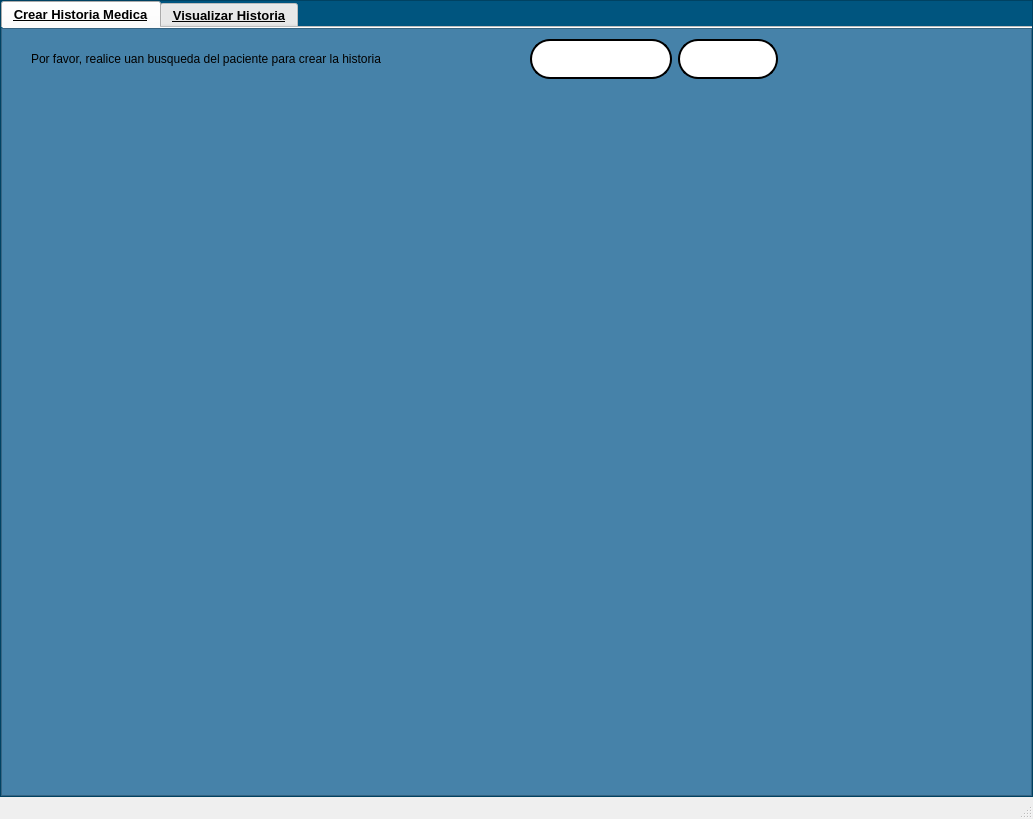
Before: the Qt Designer form interfaces/salida.ui in Reinaldito04/App-Consultas-y-Historias-Medicas, drawn with Qt 5.
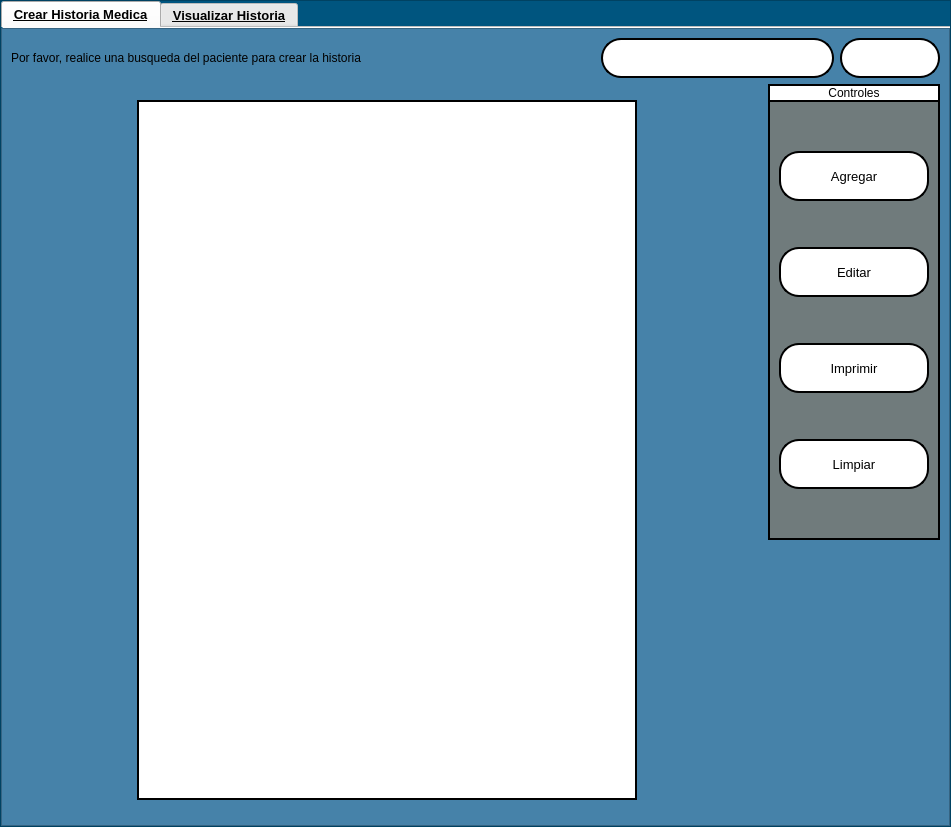
After: the same form once the commit is applied. Icons and pictures are not drawn.

```diff
--- a/interfaces/salida.ui
+++ b/interfaces/salida.ui
@@ -6,8 +6,8 @@
    <rect>
     <x>0</x>
     <y>0</y>
-    <width>1033</width>
-    <height>819</height>
+    <width>951</width>
+    <height>827</height>
    </rect>
   </property>
   <property name="windowTitle">
@@ -178,80 +178,462 @@
              <property name="frameShadow">
               <enum>QFrame::Raised</enum>
              </property>
-             <widget class="QWidget" name="">
-              <property name="geometry">
-               <rect>
-                <x>30</x>
-                <y>10</y>
-                <width>747</width>
-                <height>42</height>
-               </rect>
-              </property>
-              <layout class="QHBoxLayout" name="horizontalLayout">
-               <item>
-                <widget class="QLabel" name="label">
-                 <property name="text">
-                  <string>Por favor, realice uan busqueda del paciente para crear la historia</string>
-                 </property>
-                </widget>
-               </item>
-               <item>
-                <spacer name="horizontalSpacer">
-                 <property name="orientation">
-                  <enum>Qt::Horizontal</enum>
-                 </property>
-                 <property name="sizeHint" stdset="0">
-                  <size>
-                   <width>40</width>
-                   <height>20</height>
-                  </size>
-                 </property>
-                </spacer>
-               </item>
-               <item>
-                <widget class="QLineEdit" name="in_busqueda">
-                 <property name="minimumSize">
-                  <size>
-                   <width>0</width>
-                   <height>40</height>
-                  </size>
-                 </property>
-                </widget>
-               </item>
-               <item>
-                <widget class="QPushButton" name="btn_buscar">
-                 <property name="minimumSize">
-                  <size>
-                   <width>100</width>
-                   <height>40</height>
-                  </size>
-                 </property>
-                 <property name="maximumSize">
-                  <size>
-                   <width>180</width>
-                   <height>16777215</height>
-                  </size>
-                 </property>
-                 <property name="styleSheet">
-                  <string notr="true"/>
-                 </property>
-                 <property name="text">
-                  <string/>
-                 </property>
-                 <property name="icon">
-                  <iconset>
-                   <normaloff>ELEMENTOS GRAFICOS/buscar.png</normaloff>ELEMENTOS GRAFICOS/buscar.png</iconset>
-                 </property>
-                 <property name="iconSize">
-                  <size>
-                   <width>30</width>
-                   <height>30</height>
-                  </size>
-                 </property>
-                </widget>
-               </item>
-              </layout>
-             </widget>
+             <layout class="QVBoxLayout" name="verticalLayout_7">
+              <item>
+               <layout class="QHBoxLayout" name="horizontalLayout">
+                <item>
+                 <widget class="QLabel" name="label">
+                  <property name="text">
+                   <string>Por favor, realice una busqueda del paciente para crear la historia</string>
+                  </property>
+                 </widget>
+                </item>
+                <item>
+                 <spacer name="horizontalSpacer">
+                  <property name="orientation">
+                   <enum>Qt::Horizontal</enum>
+                  </property>
+                  <property name="sizeHint" stdset="0">
+                   <size>
+                    <width>40</width>
+                    <height>20</height>
+                   </size>
+                  </property>
+                 </spacer>
+                </item>
+                <item>
+                 <widget class="QLineEdit" name="in_busqueda">
+                  <property name="minimumSize">
+                   <size>
+                    <width>0</width>
+                    <height>40</height>
+                   </size>
+                  </property>
+                 </widget>
+                </item>
+                <item>
+                 <widget class="QPushButton" name="btn_buscar">
+                  <property name="minimumSize">
+                   <size>
+                    <width>100</width>
+                    <height>40</height>
+                   </size>
+                  </property>
+                  <property name="maximumSize">
+                   <size>
+                    <width>180</width>
+                    <height>16777215</height>
+                   </size>
+                  </property>
+                  <property name="styleSheet">
+                   <string notr="true"/>
+                  </property>
+                  <property name="text">
+                   <string/>
+                  </property>
+                  <property name="icon">
+                   <iconset>
+                    <normaloff>ELEMENTOS GRAFICOS/buscar.png</normaloff>ELEMENTOS GRAFICOS/buscar.png</iconset>
+                  </property>
+                  <property name="iconSize">
+                   <size>
+                    <width>30</width>
+                    <height>30</height>
+                   </size>
+                  </property>
+                 </widget>
+                </item>
+               </layout>
+              </item>
+              <item>
+               <layout class="QHBoxLayout" name="horizontalLayout_3">
+                <item>
+                 <spacer name="horizontalSpacer_4">
+                  <property name="orientation">
+                   <enum>Qt::Horizontal</enum>
+                  </property>
+                  <property name="sizeHint" stdset="0">
+                   <size>
+                    <width>40</width>
+                    <height>20</height>
+                   </size>
+                  </property>
+                 </spacer>
+                </item>
+                <item>
+                 <widget class="QStackedWidget" name="stackedWidget">
+                  <property name="minimumSize">
+                   <size>
+                    <width>500</width>
+                    <height>700</height>
+                   </size>
+                  </property>
+                  <property name="maximumSize">
+                   <size>
+                    <width>500</width>
+                    <height>700</height>
+                   </size>
+                  </property>
+                  <property name="frameShape">
+                   <enum>QFrame::WinPanel</enum>
+                  </property>
+                  <property name="currentIndex">
+                   <number>0</number>
+                  </property>
+                  <widget class="QWidget" name="page">
+                   <layout class="QVBoxLayout" name="verticalLayout">
+                    <property name="spacing">
+                     <number>0</number>
+                    </property>
+                    <property name="leftMargin">
+                     <number>0</number>
+                    </property>
+                    <property name="topMargin">
+                     <number>0</number>
+                    </property>
+                    <property name="rightMargin">
+                     <number>0</number>
+                    </property>
+                    <property name="bottomMargin">
+                     <number>0</number>
+                    </property>
+                    <item>
+                     <widget class="QLabel" name="label_3">
+                      <property name="styleSheet">
+                       <string notr="true">QLabel{
+background-color:white;
+}</string>
+                      </property>
+                      <property name="lineWidth">
+                       <number>0</number>
+                      </property>
+                      <property name="text">
+                       <string/>
+                      </property>
+                     </widget>
+                    </item>
+                   </layout>
+                  </widget>
+                  <widget class="QWidget" name="page_2">
+                   <layout class="QVBoxLayout" name="verticalLayout_4">
+                    <property name="spacing">
+                     <number>0</number>
+                    </property>
+                    <property name="leftMargin">
+                     <number>0</number>
+                    </property>
+                    <property name="topMargin">
+                     <number>0</number>
+                    </property>
+                    <property name="rightMargin">
+                     <number>0</number>
+                    </property>
+                    <property name="bottomMargin">
+                     <number>0</number>
+                    </property>
+                    <item>
+                     <widget class="QLabel" name="label_4">
+                      <property name="styleSheet">
+                       <string notr="true">QLabel{
+background-color:white;
+}</string>
+                      </property>
+                      <property name="lineWidth">
+                       <number>0</number>
+                      </property>
+                      <property name="text">
+                       <string/>
+                      </property>
+                     </widget>
+                    </item>
+                   </layout>
+                  </widget>
+                 </widget>
+                </item>
+                <item>
+                 <spacer name="horizontalSpacer_3">
+                  <property name="orientation">
+                   <enum>Qt::Horizontal</enum>
+                  </property>
+                  <property name="sizeHint" stdset="0">
+                   <size>
+                    <width>40</width>
+                    <height>20</height>
+                   </size>
+                  </property>
+                 </spacer>
+                </item>
+                <item>
+                 <layout class="QVBoxLayout" name="verticalLayout_6">
+                  <item>
+                   <layout class="QVBoxLayout" name="verticalLayout_5">
+                    <property name="spacing">
+                     <number>0</number>
+                    </property>
+                    <item>
+                     <widget class="QLabel" name="label_5">
+                      <property name="styleSheet">
+                       <string notr="true">QLabel{
+background-color:white;
+border-right:2px solid rgb(0,0,0);
+border-left:2px solid rgb(0,0,0);
+border-top:2px solid rgb(0,0,0);
+}</string>
+                      </property>
+                      <property name="text">
+                       <string>Controles</string>
+                      </property>
+                      <property name="alignment">
+                       <set>Qt::AlignCenter</set>
+                      </property>
+                     </widget>
+                    </item>
+                    <item>
+                     <widget class="QFrame" name="frame_4">
+                      <property name="styleSheet">
+                       <string notr="true">QFrame{
+background-color:#707B7C;
+border-right:2px solid rgb(0,0,0);
+border-left:2px solid rgb(0,0,0);
+border-bottom:2px solid rgb(0,0,0);
+border-top:2px solid rgb(0,0,0);
+}</string>
+                      </property>
+                      <property name="frameShape">
+                       <enum>QFrame::StyledPanel</enum>
+                      </property>
+                      <property name="frameShadow">
+                       <enum>QFrame::Raised</enum>
+                      </property>
+                      <layout class="QVBoxLayout" name="verticalLayout_9">
+                       <item>
+                        <layout class="QVBoxLayout" name="verticalLayout_8">
+                         <item>
+                          <spacer name="verticalSpacer_12">
+                           <property name="orientation">
+                            <enum>Qt::Vertical</enum>
+                           </property>
+                           <property name="sizeHint" stdset="0">
+                            <size>
+                             <width>20</width>
+                             <height>40</height>
+                            </size>
+                           </property>
+                          </spacer>
+                         </item>
+                         <item>
+                          <widget class="QPushButton" name="btn_agg">
+                           <property name="minimumSize">
+                            <size>
+                             <width>150</width>
+                             <height>50</height>
+                            </size>
+                           </property>
+                           <property name="maximumSize">
+                            <size>
+                             <width>150</width>
+                             <height>50</height>
+                            </size>
+                           </property>
+                           <property name="font">
+                            <font>
+                             <pointsize>10</pointsize>
+                            </font>
+                           </property>
+                           <property name="text">
+                            <string>Agregar</string>
+                           </property>
+                           <property name="icon">
+                            <iconset>
+                             <normaloff>ELEMENTOS GRAFICOS/save.png</normaloff>ELEMENTOS GRAFICOS/save.png</iconset>
+                           </property>
+                           <property name="iconSize">
+                            <size>
+                             <width>25</width>
+                             <height>25</height>
+                            </size>
+                           </property>
+                          </widget>
+                         </item>
+                         <item>
+                          <spacer name="verticalSpacer_9">
+                           <property name="orientation">
+                            <enum>Qt::Vertical</enum>
+                           </property>
+                           <property name="sizeHint" stdset="0">
+                            <size>
+                             <width>20</width>
+                             <height>40</height>
+                            </size>
+                           </property>
+                          </spacer>
+                         </item>
+                         <item>
+                          <widget class="QPushButton" name="btn_edit">
+                           <property name="minimumSize">
+                            <size>
+                             <width>150</width>
+                             <height>50</height>
+                            </size>
+                           </property>
+                           <property name="maximumSize">
+                            <size>
+                             <width>150</width>
+                             <height>50</height>
+                            </size>
+                           </property>
+                           <property name="font">
+                            <font>
+                             <pointsize>10</pointsize>
+                            </font>
+                           </property>
+                           <property name="text">
+                            <string>Editar</string>
+                           </property>
+                           <property name="icon">
+                            <iconset>
+                             <normaloff>ELEMENTOS GRAFICOS/editar-codigo.png</normaloff>ELEMENTOS GRAFICOS/editar-codigo.png</iconset>
+                           </property>
+                           <property name="iconSize">
+                            <size>
+                             <width>25</width>
+                             <height>25</height>
+                            </size>
+                           </property>
+                          </widget>
+                         </item>
+                         <item>
+                          <spacer name="verticalSpacer_7">
+                           <property name="orientation">
+                            <enum>Qt::Vertical</enum>
+                           </property>
+                           <property name="sizeHint" stdset="0">
+                            <size>
+                             <width>20</width>
+                             <height>40</height>
+                            </size>
+                           </property>
+                          </spacer>
+                         </item>
+                         <item>
+                          <widget class="QPushButton" name="btn_print">
+                           <property name="minimumSize">
+                            <size>
+                             <width>150</width>
+                             <height>50</height>
+                            </size>
+                           </property>
+                           <property name="maximumSize">
+                            <size>
+                             <width>150</width>
+                             <height>50</height>
+                            </size>
+                           </property>
+                           <property name="font">
+                            <font>
+                             <pointsize>10</pointsize>
+                            </font>
+                           </property>
+                           <property name="text">
+                            <string>Imprimir</string>
+                           </property>
+                           <property name="icon">
+                            <iconset>
+                             <normaloff>ELEMENTOS GRAFICOS/agg.png</normaloff>ELEMENTOS GRAFICOS/agg.png</iconset>
+                           </property>
+                           <property name="iconSize">
+                            <size>
+                             <width>25</width>
+                             <height>25</height>
+                            </size>
+                           </property>
+                          </widget>
+                         </item>
+                         <item>
+                          <spacer name="verticalSpacer_2">
+                           <property name="orientation">
+                            <enum>Qt::Vertical</enum>
+                           </property>
+                           <property name="sizeHint" stdset="0">
+                            <size>
+                             <width>20</width>
+                             <height>40</height>
+                            </size>
+                           </property>
+                          </spacer>
+                         </item>
+                         <item>
+                          <widget class="QPushButton" name="btn_clear">
+                           <property name="minimumSize">
+                            <size>
+                             <width>150</width>
+                             <height>50</height>
+                            </size>
+                           </property>
+                           <property name="maximumSize">
+                            <size>
+                             <width>150</width>
+                             <height>50</height>
+                            </size>
+                           </property>
+                           <property name="font">
+                            <font>
+                             <pointsize>10</pointsize>
+                            </font>
+                           </property>
+                           <property name="text">
+                            <string>Limpiar</string>
+                           </property>
+                           <property name="icon">
+                            <iconset>
+                             <normaloff>ELEMENTOS GRAFICOS/limpiar.png</normaloff>ELEMENTOS GRAFICOS/limpiar.png</iconset>
+                           </property>
+                           <property name="iconSize">
+                            <size>
+                             <width>25</width>
+                             <height>25</height>
+                            </size>
+                           </property>
+                          </widget>
+                         </item>
+                         <item>
+                          <spacer name="verticalSpacer_8">
+                           <property name="orientation">
+                            <enum>Qt::Vertical</enum>
+                           </property>
+                           <property name="sizeHint" stdset="0">
+                            <size>
+                             <width>20</width>
+                             <height>40</height>
+                            </size>
+                           </property>
+                          </spacer>
+                         </item>
+                        </layout>
+                       </item>
+                      </layout>
+                     </widget>
+                    </item>
+                   </layout>
+                  </item>
+                  <item>
+                   <spacer name="verticalSpacer">
+                    <property name="orientation">
+                     <enum>Qt::Vertical</enum>
+                    </property>
+                    <property name="sizeHint" stdset="0">
+                     <size>
+                      <width>20</width>
+                      <height>40</height>
+                     </size>
+                    </property>
+                   </spacer>
+                  </item>
+                 </layout>
+                </item>
+               </layout>
+              </item>
+             </layout>
             </widget>
            </item>
           </layout>
@@ -354,7 +736,6 @@
     </rect>
    </property>
   </widget>
-  <widget class="QStatusBar" name="statusbar"/>
  </widget>
  <resources/>
  <connections/>
```
Left out of the diff: 192 changed lines with no effect on the pictures.
